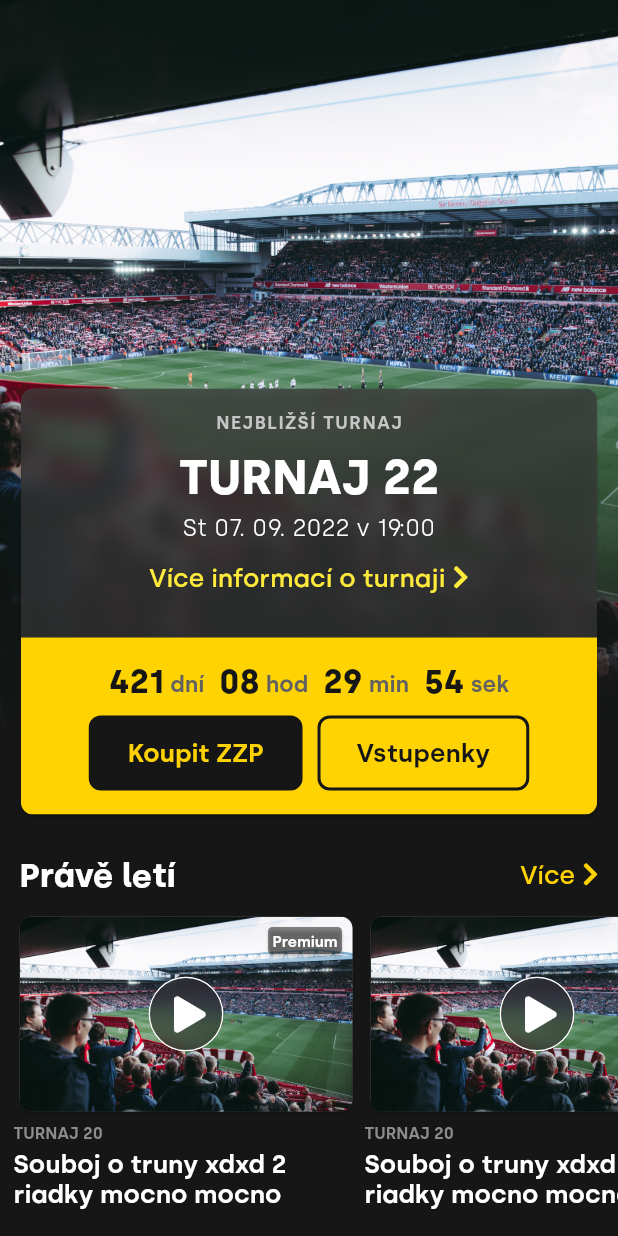
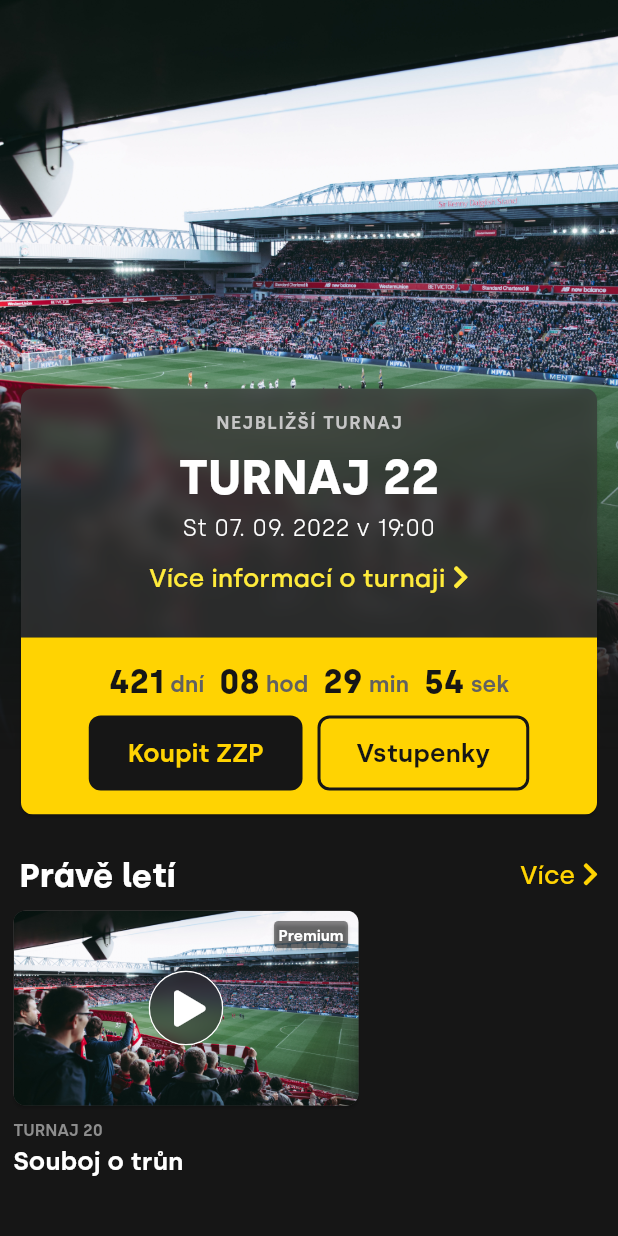
Before and after one commit to Plasmoxy/zwizu_zadanie, a Flutter app: the screen it shows after launch, on a phone screen of 412 x 824 dp. Run offline on Flutter 3.47's test engine with Material 2 defaults, Android fonts, the phone set to English and light mode, and no system bars; our stand-ins replace font_awesome_flutter.

Commit message:
mock videos

```diff
--- a/lib/apptheme.dart
+++ b/lib/apptheme.dart
@@ -13,8 +13,6 @@ class AppTheme {
         primaryColor: yellow,
         accentColor: yellow,
         backgroundColor: black,
-        splashColor: yellow,
-        highlightColor: yellow,
         brightness: Brightness.dark,
         fontFamily: "Silka",
         cardTheme: CardTheme(
--- a/lib/components/VideoSingleElement.dart
+++ b/lib/components/VideoSingleElement.dart
@@ -3,12 +3,15 @@ import 'dart:ui';
 import 'package:flutter/material.dart';
 import 'package:font_awesome_flutter/font_awesome_flutter.dart';
 import 'package:zwizu_zadanie/AppTheme.dart';
+import 'package:zwizu_zadanie/models/VideoEntry.dart';
 
 class VideoSingleElement extends StatelessWidget {
   final void Function() onPressed;
+  final VideoEntry videoEntry;
 
   const VideoSingleElement({
     Key? key,
+    required this.videoEntry,
     required this.onPressed,
   }) : super(key: key);
 
@@ -23,13 +26,22 @@ class VideoSingleElement extends StatelessWidget {
         child: Column(
           crossAxisAlignment: CrossAxisAlignment.start,
           children: [
-            // image
+            // video image with play button and premium banner
             Card(
+              margin: EdgeInsets.zero,
               child: Stack(
                 children: [
                   // image of video
+                  if (videoEntry.imageUrl == null)
                     Image.asset(
                       "assets/tournament.jpg",
+                      width: double.infinity, // adapt to container width
+                      height: 130,
+                      fit: BoxFit.cover,
+                    )
+                  else
+                    Image.network(
+                      videoEntry.imageUrl!,
                       width: double.infinity, // adapt to container width
                       height: 130,
                       fit: BoxFit.cover,
@@ -87,10 +99,10 @@ class VideoSingleElement extends StatelessWidget {
                 ],
               ),
             ),
-            SizedBox(height: 4),
+            SizedBox(height: 10),
             // category
             Text(
-              "TURNAJ 20".toUpperCase(),
+              videoEntry.category.toUpperCase(),
               style: TextStyle(
                 fontSize: 11,
                 fontWeight: FontWeight.w600,
@@ -100,7 +112,7 @@ class VideoSingleElement extends StatelessWidget {
             SizedBox(height: 4),
             // video title
             Text(
-              "Souboj o truny xdxd 2 riadky mocno mocno",
+              videoEntry.name,
               style: TextStyle(
                 fontSize: 17,
                 fontWeight: FontWeight.w600,
--- a/lib/pages/sections/VideoSection.dart
+++ b/lib/pages/sections/VideoSection.dart
@@ -1,5 +1,6 @@
 import 'package:flutter/material.dart';
 import 'package:zwizu_zadanie/components/VideoSingleElement.dart';
+import 'package:zwizu_zadanie/mock/MockModels.dart';
 import 'package:zwizu_zadanie/pages/EmptyPage.dart';
 import 'package:zwizu_zadanie/pages/sections/SectionHeader.dart';
 import 'package:zwizu_zadanie/util/utilities.dart';
@@ -21,8 +22,11 @@ class VideoSection extends StatelessWidget {
             width: double.infinity,
             child: ListView.builder(
               scrollDirection: Axis.horizontal,
-              itemBuilder: (context, index) => VideoSingleElement(onPressed: () => {}),
-              itemCount: 10,
+              itemBuilder: (context, index) => VideoSingleElement(
+                videoEntry: MockModels.MOCK_VIDEO_ENTRIES[index],
+                onPressed: () => {},
+              ),
+              itemCount: MockModels.MOCK_VIDEO_ENTRIES.length,
               padding: EdgeInsets.only(left: 7),
             ),
           ),
```
Lines whose indentation alone changed are shown as unchanged.
